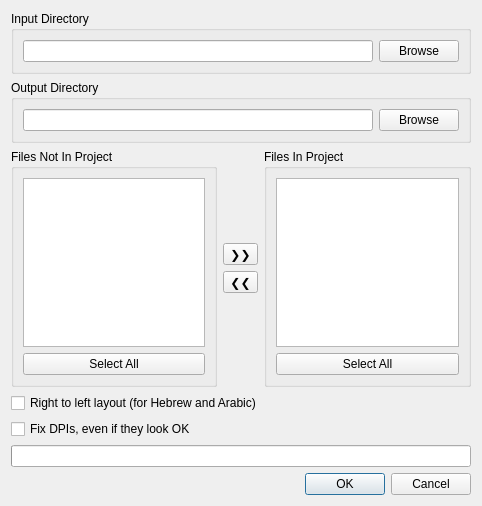
Above: ui/ProjectFilesDialog.ui from 4lex4/scantailor-advanced before the change. Below: the same form after it.
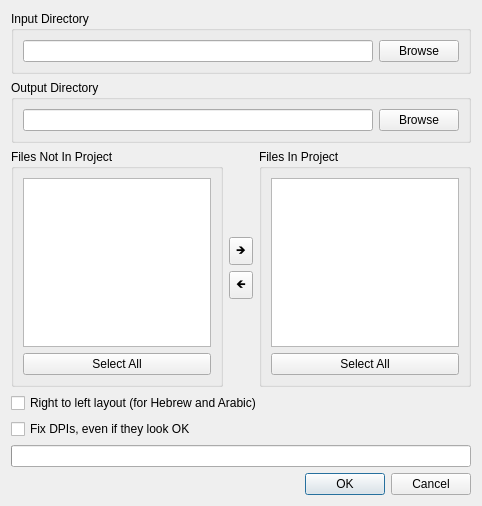
That is the form after the change.

Diff of the .ui file:
```diff
--- a/ui/ProjectFilesDialog.ui
+++ b/ui/ProjectFilesDialog.ui
@@ -98,6 +98,17 @@
        </item>
        <item>
         <widget class="QToolButton" name="addToProjectBtn">
+         <property name="sizePolicy">
+          <sizepolicy hsizetype="Fixed" vsizetype="Preferred">
+           <horstretch>0</horstretch>
+           <verstretch>0</verstretch>
+          </sizepolicy>
+         </property>
+         <property name="font">
+          <font>
+           <family>sta_project_dialog_icons</family>
+          </font>
+         </property>
          <property name="toolTip">
           <string>&lt;html&gt;&lt;head&gt;&lt;meta name=&quot;qrichtext&quot; content=&quot;1&quot; /&gt;&lt;style type=&quot;text/css&quot;&gt;
 p, li { white-space: pre-wrap; }
@@ -105,12 +116,23 @@
 &lt;p style=&quot; margin-top:0px; margin-bottom:0px; margin-left:0px; margin-right:0px; -qt-block-indent:0; text-indent:0px;&quot;&gt;Add selected files to project.&lt;/p&gt;&lt;/body&gt;&lt;/html&gt;</string>
          </property>
          <property name="text">
-          <string notr="true">❯❯</string>
+          <string notr="true">🡺</string>
          </property>
         </widget>
        </item>
        <item>
         <widget class="QToolButton" name="removeFromProjectBtn">
+         <property name="sizePolicy">
+          <sizepolicy hsizetype="Fixed" vsizetype="Preferred">
+           <horstretch>0</horstretch>
+           <verstretch>0</verstretch>
+          </sizepolicy>
+         </property>
+         <property name="font">
+          <font>
+           <family>sta_project_dialog_icons</family>
+          </font>
+         </property>
          <property name="toolTip">
           <string>&lt;html&gt;&lt;head&gt;&lt;meta name=&quot;qrichtext&quot; content=&quot;1&quot; /&gt;&lt;style type=&quot;text/css&quot;&gt;
 p, li { white-space: pre-wrap; }
@@ -118,7 +140,7 @@
 &lt;p style=&quot; margin-top:0px; margin-bottom:0px; margin-left:0px; margin-right:0px; -qt-block-indent:0; text-indent:0px;&quot;&gt;Remove selected files from project.&lt;/p&gt;&lt;/body&gt;&lt;/html&gt;</string>
          </property>
          <property name="text">
-          <string notr="true">❮❮</string>
+          <string notr="true">🡸</string>
          </property>
         </widget>
        </item>
```
